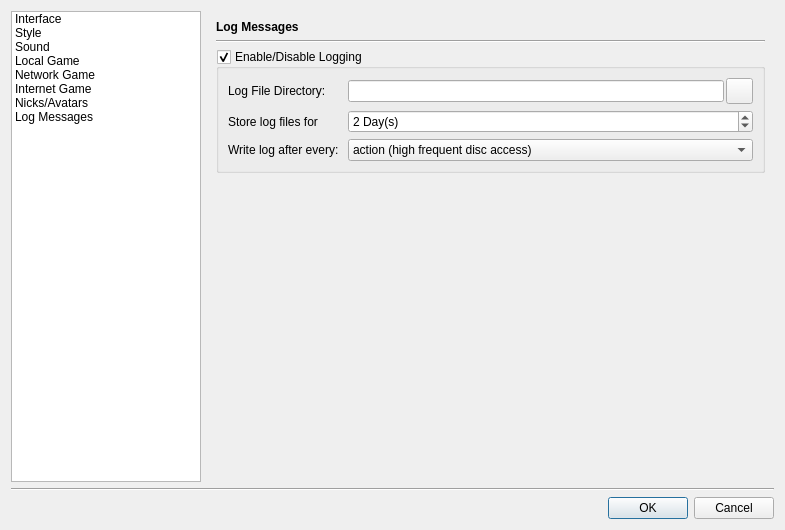
Qt form src/gui/qt/settingsdialog.ui (pokerth/pokerth) before a commit.
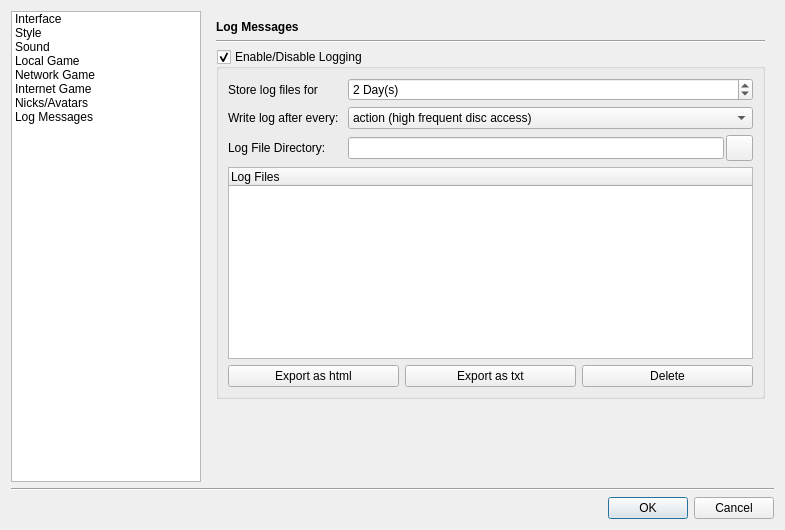
The same form after that commit. The open tabs and pages were chosen to show the change. Icons and pictures are not drawn. Custom widgets are drawn as their Qt base class.

Commit message: sqlite log files gui preparation in settings dialog

The edit to the form file:
```diff
--- a/src/gui/qt/settingsdialog.ui
+++ b/src/gui/qt/settingsdialog.ui
@@ -3280,48 +3280,8 @@
            <property name="checked">
             <bool>true</bool>
            </property>
-           <layout class="QGridLayout">
+           <layout class="QGridLayout" name="gridLayout_20">
             <item row="0" column="0">
-             <widget class="QLabel" name="label_29">
-              <property name="text">
-               <string>Log File Directory: </string>
-              </property>
-              <property name="buddy">
-               <cstring>lineEdit_logDir</cstring>
-              </property>
-             </widget>
-            </item>
-            <item row="0" column="1">
-             <layout class="QHBoxLayout">
-              <property name="spacing">
-               <number>2</number>
-              </property>
-              <item>
-               <widget class="QLineEdit" name="lineEdit_logDir"/>
-              </item>
-              <item>
-               <widget class="QPushButton" name="pushButton_openLogDir">
-                <property name="minimumSize">
-                 <size>
-                  <width>27</width>
-                  <height>26</height>
-                 </size>
-                </property>
-                <property name="maximumSize">
-                 <size>
-                  <width>27</width>
-                  <height>26</height>
-                 </size>
-                </property>
-                <property name="icon">
-                 <iconset>
-                  <normaloff>../../../../../../.designer/backup</normaloff>../../../../../../.designer/backup</iconset>
-                </property>
-               </widget>
-              </item>
-             </layout>
-            </item>
-            <item row="1" column="0">
              <widget class="QLabel" name="label_27">
               <property name="text">
                <string>Store log files for</string>
@@ -3331,7 +3291,7 @@
               </property>
              </widget>
             </item>
-            <item row="1" column="1">
+            <item row="0" column="1">
              <widget class="QSpinBox" name="spinBox_logStoreDuration">
               <property name="suffix">
                <string> Day(s)</string>
@@ -3347,7 +3307,7 @@
               </property>
              </widget>
             </item>
-            <item row="2" column="0">
+            <item row="1" column="0">
              <widget class="QLabel" name="label_39">
               <property name="text">
                <string>Write log after every: </string>
@@ -3360,7 +3320,7 @@
               </property>
              </widget>
             </item>
-            <item row="2" column="1">
+            <item row="1" column="1">
              <widget class="QComboBox" name="comboBox_logInterval">
               <property name="sizePolicy">
                <sizepolicy hsizetype="Expanding" vsizetype="Fixed">
@@ -3385,6 +3345,92 @@
               </item>
              </widget>
             </item>
+            <item row="2" column="0">
+             <widget class="QLabel" name="label_29">
+              <property name="text">
+               <string>Log File Directory: </string>
+              </property>
+              <property name="buddy">
+               <cstring>lineEdit_logDir</cstring>
+              </property>
+             </widget>
+            </item>
+            <item row="2" column="1">
+             <layout class="QHBoxLayout">
+              <property name="spacing">
+               <number>2</number>
+              </property>
+              <item>
+               <widget class="QLineEdit" name="lineEdit_logDir"/>
+              </item>
+              <item>
+               <widget class="QPushButton" name="pushButton_openLogDir">
+                <property name="minimumSize">
+                 <size>
+                  <width>27</width>
+                  <height>26</height>
+                 </size>
+                </property>
+                <property name="maximumSize">
+                 <size>
+                  <width>27</width>
+                  <height>26</height>
+                 </size>
+                </property>
+                <property name="icon">
+                 <iconset resource="resources/pokerth.qrc">
+                  <normaloff>:/gfx/document-open-folder.png</normaloff>:/gfx/document-open-folder.png</iconset>
+                </property>
+               </widget>
+              </item>
+             </layout>
+            </item>
+            <item row="4" column="0" colspan="2">
+             <layout class="QHBoxLayout" name="horizontalLayout_9">
+              <item>
+               <widget class="QPushButton" name="pushButton_exportLogHtml">
+                <property name="text">
+                 <string>Export as html</string>
+                </property>
+                <property name="icon">
+                 <iconset resource="resources/pokerth.qrc">
+                  <normaloff>:/gfx/text-html.png</normaloff>:/gfx/text-html.png</iconset>
+                </property>
+               </widget>
+              </item>
+              <item>
+               <widget class="QPushButton" name="pushButton_exportLogTxt">
+                <property name="text">
+                 <string>Export as txt</string>
+                </property>
+                <property name="icon">
+                 <iconset resource="resources/pokerth.qrc">
+                  <normaloff>:/gfx/text-plain.png</normaloff>:/gfx/text-plain.png</iconset>
+                </property>
+               </widget>
+              </item>
+              <item>
+               <widget class="QPushButton" name="pushButton_deleteLog">
+                <property name="text">
+                 <string>Delete</string>
+                </property>
+                <property name="icon">
+                 <iconset resource="resources/pokerth.qrc">
+                  <normaloff>:/gfx/editdelete.png</normaloff>:/gfx/editdelete.png</iconset>
+                </property>
+               </widget>
+              </item>
+             </layout>
+            </item>
+            <item row="3" column="0" colspan="2">
+             <widget class="QTreeWidget" name="treeWidget_logFiles">
+              <column>
+               <property name="text">
+                <string>Log Files</string>
+               </property>
+              </column>
+             </widget>
+            </item>
            </layout>
           </widget>
          </item>
```
Left out of the diff: 4 changed lines with no effect on the pictures. The commit also changes 1 other file.
